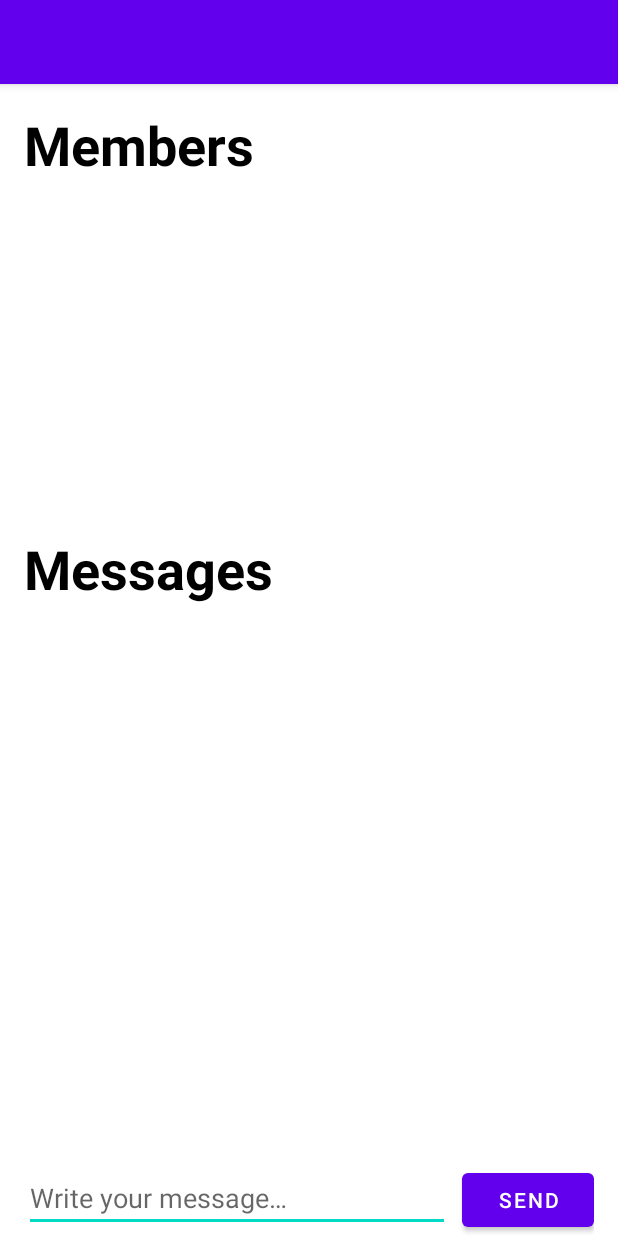
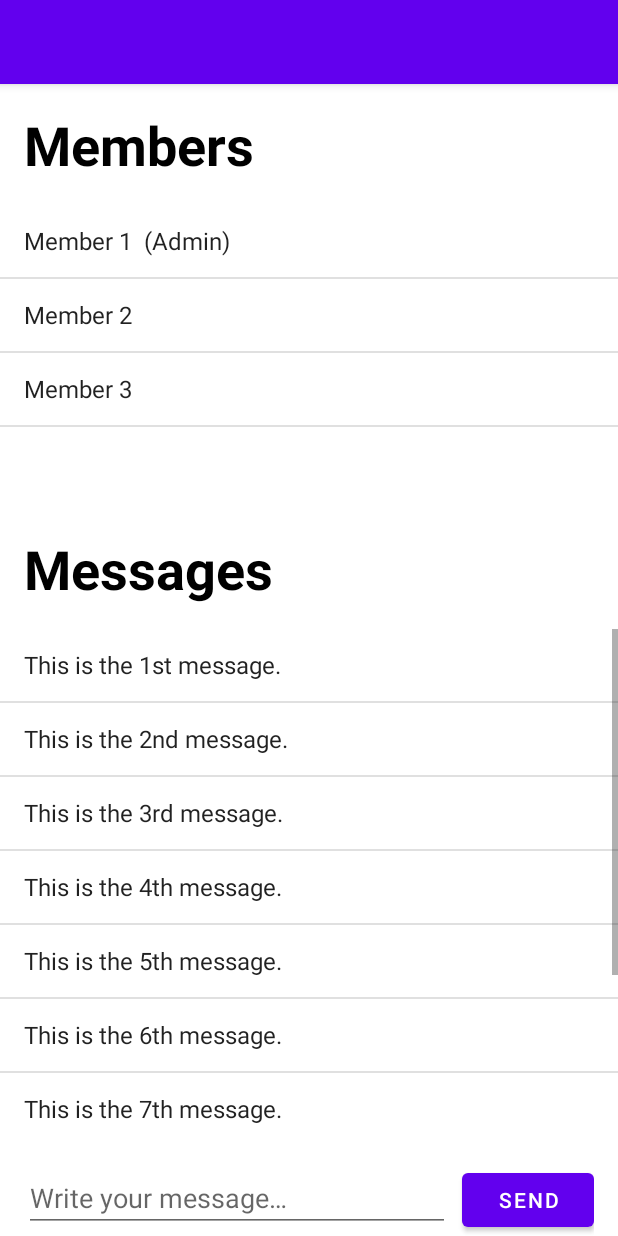
Before and after one commit to SuyashD95/TreeChat, an Android app: the RoomActivity screen opened directly, with no data from a screen before it, on a phone screen of 412 x 824 dp. Run offline under Robolectric (Android 15) with nearby library versions, the phone set to English and light mode, and no system bars.

Commit message:
Populate the member & message lists w/ string arrays as its data source

```diff
--- a/Project/app/src/main/java/suyashdayal/android/practice/treechat/RoomActivity.java
+++ b/Project/app/src/main/java/suyashdayal/android/practice/treechat/RoomActivity.java
@@ -4,11 +4,14 @@ import androidx.appcompat.app.AppCompatActivity;
 
 import android.os.Bundle;
 import android.text.TextUtils;
-import android.util.Log;
 import android.view.View;
+import android.widget.ArrayAdapter;
 import android.widget.Button;
 import android.widget.EditText;
+import android.widget.ListView;
 import android.widget.Toast;
+
+import java.util.ArrayList;
 
 public class RoomActivity extends AppCompatActivity {
 
@@ -22,17 +25,50 @@ public class RoomActivity extends AppCompatActivity {
         // Get the name of the room from the Intent that was received
         // to start {@link RoomActivity}
         String roomName = getIntent().getStringExtra("room_name");
-        Log.i(LOG_TAG, "The name of the room is " + roomName);
-
         // Change the title of the {@link RoomActivity} to display the name of the room
         setTitle(roomName);
+
+        ArrayList<String> members = new ArrayList<>();
+        members.add("Member 1  (Admin)");
+        members.add("Member 2");
+        members.add("Member 3");
+
+        ArrayList<String> messages = new ArrayList<>();
+        messages.add("This is the 1st message.");
+        messages.add("This is the 2nd message.");
+        messages.add("This is the 3rd message.");
+        messages.add("This is the 4th message.");
+        messages.add("This is the 5th message.");
+        messages.add("This is the 6th message.");
+        messages.add("This is the 7th message.");
+        messages.add("This is the 8th message.");
+        messages.add("This is the 9th message.");
+        messages.add("This is the 10th message.");
+
+        // Reference to the list of members participating in a given Room.
+        ListView membersList = findViewById(R.id.member_list);
+        // Reference to the list of messages exchanged in a given Room.
+        ListView messageList = findViewById(R.id.message_list);
+
+        // Setup a simple ArrayAdapter for demonstration purposes.
+        ArrayAdapter<String> memberArrayAdapter = new ArrayAdapter<>(this,
+                android.R.layout.simple_list_item_1, members);
+        // Setup a simple ArrayAdapter for demonstration purposes.
+        ArrayAdapter<String> messageArrayAdapter = new ArrayAdapter<>(this,
+                android.R.layout.simple_list_item_1, messages);
+
+        // Attach an adapter to retrieve the data source and inflate
+        // the items on the list
+        membersList.setAdapter(memberArrayAdapter);
+        // Attach an adapter to retrieve the data source and inflate
+        // the items on the list
+        messageList.setAdapter(messageArrayAdapter);
 
         // Field to write a new message
         final EditText messageEditText = findViewById(R.id.create_room_field);
 
         // The button to broadcast the message to the Room
         Button sendMessageBtn = findViewById(R.id.create_room_button);
-
         // Attach a click listener for testing purposes
         sendMessageBtn.setOnClickListener((View v) -> {
             String message = messageEditText.getText().toString();
```
